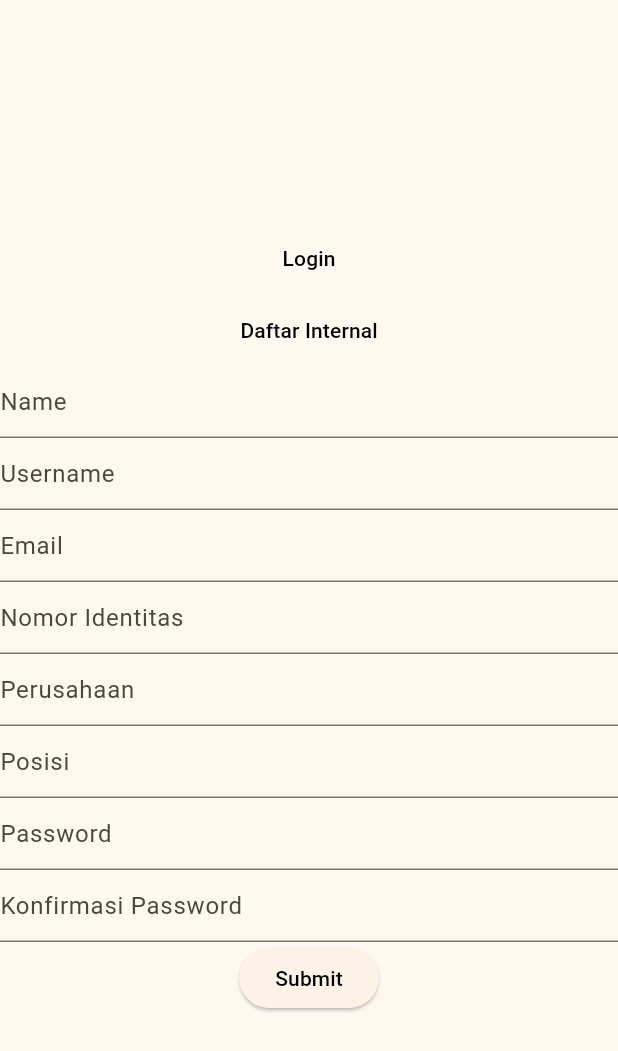
After one commit to rian1504/ParkQuest-Parkir-Gamifikasi, a Flutter app: the DaftarEksternal screen opened by its route, after a tap on "Submit", on a phone screen of 412 x 824 dp. The commit adds this screen. Shown: the top 1051 px of the screen. Run offline on Flutter 3.47's test engine with Material 3 defaults, Android fonts, the light colour scheme and no system bars; our stand-ins replace get, get_storage; accounts and stored records are empty; network calls fail.

Commit message:
Feat: Autentikasi Register dan Login Menyelesaikan fitur Login dan Register untuk Internal dan Eksternal

```diff
--- a/lib/Controllers/authentication.dart
+++ b/lib/Controllers/authentication.dart
@@ -5,21 +5,22 @@ import 'package:get/get.dart';
 import 'package:get_storage/get_storage.dart';
 import 'package:http/http.dart' as http;
 import 'package:parkquest_parkir_gamifikasi/constants.dart';
-import 'package:parkquest_parkir_gamifikasi/views/dashboard.dart';
-import 'package:parkquest_parkir_gamifikasi/views/login.dart';
 
 class AuthenticationController extends GetxController {
   final isLoading = false.obs;
   final token = ''.obs;
   final box = GetStorage();
 
-  Future register({
+  Future registerEksternal({
     required String roleId,
     required String name,
     required String username,
     required String email,
     required String password,
     required String passwordConfirmation,
+    required String identityNumber,
+    required String company,
+    required String position,
   }) async {
     try {
       isLoading.value = true;
@@ -28,6 +29,9 @@ class AuthenticationController extends GetxController {
         'name': name,
         'username': username,
         'email': email,
+        'identity_number': identityNumber,
+        'company': company,
+        'position': position,
         'password': password,
         'password_confirmation': passwordConfirmation,
       };
@@ -43,12 +47,63 @@ class AuthenticationController extends GetxController {
         token.value = json.decode(response.body)['token'];
         box.write('token', token.value);
         Get.offAllNamed('/login');
+        debugPrint(json.decode(response.body).toString());
       } else {
         isLoading.value = false;
         Get.snackbar(
           'Error',
           json.decode(response.body)['message'],
-          snackPosition: SnackPosition.TOP,
+          snackPosition: SnackPosition.BOTTOM,
+          backgroundColor: Colors.red,
+          colorText: Colors.white,
+        );
+        debugPrint(json.decode(response.body).toString());
+      }
+    } catch (e) {
+      isLoading.value = false;
+      debugPrint(e.toString());
+    }
+  }
+
+  Future registerInternal({
+    required String roleId,
+    required String name,
+    required String username,
+    required String email,
+    required String password,
+    required String passwordConfirmation,
+    required String identityNumber,
+  }) async {
+    try {
+      isLoading.value = true;
+      var data = {
+        'role_id': roleId,
+        'name': name,
+        'username': username,
+        'email': email,
+        'identity_number': identityNumber,
+        'password': password,
+        'password_confirmation': passwordConfirmation,
+      };
+
+      var response = await http.post(
+        Uri.parse('${url}register'),
+        headers: headers,
+        body: data,
+      );
+
+      if (response.statusCode == 201) {
+        isLoading.value = false;
+        token.value = json.decode(response.body)['token'];
+        box.write('token', token.value);
+        Get.offAllNamed('/login');
+        debugPrint(json.decode(response.body).toString());
+      } else {
+        isLoading.value = false;
+        Get.snackbar(
+          'Error',
+          json.decode(response.body)['message'],
+          snackPosition: SnackPosition.BOTTOM,
           backgroundColor: Colors.red,
           colorText: Colors.white,
         );
@@ -84,12 +139,13 @@ class AuthenticationController extends GetxController {
         token.value = json.decode(response.body)['token'];
         box.write('token', token.value);
         Get.offAllNamed('/dashboard');
+        debugPrint(json.decode(response.body).toString());
       } else {
         isLoading.value = false;
         Get.snackbar(
           'Error',
           json.decode(response.body)['message'],
-          snackPosition: SnackPosition.TOP,
+          snackPosition: SnackPosition.BOTTOM,
           backgroundColor: Colors.red,
           colorText: Colors.white,
         );
--- a/lib/main.dart
+++ b/lib/main.dart
@@ -1,6 +1,7 @@
 import 'package:flutter/material.dart';
 import 'package:get/get.dart';
-import 'package:parkquest_parkir_gamifikasi/views/daftar.dart';
+import 'package:parkquest_parkir_gamifikasi/views/daftar_eksternal.dart';
+import 'package:parkquest_parkir_gamifikasi/views/daftar_internal.dart';
 import 'package:parkquest_parkir_gamifikasi/views/dashboard.dart';
 import 'package:parkquest_parkir_gamifikasi/views/halaman_awal.dart';
 import 'package:parkquest_parkir_gamifikasi/views/login.dart';
@@ -27,7 +28,8 @@ class MyApp extends StatelessWidget {
       home: HalamanAwal(),
       routes: {
         '/login': (context) => Login(),
-        '/daftar': (context) => Daftar(),
+        '/daftarEksternal': (context) => DaftarEksternal(),
+        '/daftarInternal': (context) => DaftarInternal(),
         '/dashboard': (context) => Dashboard(),
         '/survey': (context) => Survey(),
       },
--- /dev/null
+++ b/lib/views/daftar_eksternal.dart
@@ -0,0 +1,135 @@
+import 'package:flutter/material.dart';
+import 'package:get/get.dart';
+import 'package:parkquest_parkir_gamifikasi/Controllers/authentication.dart';
+
+class DaftarEksternal extends StatefulWidget {
+  const DaftarEksternal({super.key});
+
+  @override
+  State<DaftarEksternal> createState() => _DaftarEksternalState();
+}
+
+class _DaftarEksternalState extends State<DaftarEksternal> {
+  final _formKey = GlobalKey<FormState>();
+  final _roleId = TextEditingController(text: '2');
+  final _name = TextEditingController();
+  final _username = TextEditingController();
+  final _email = TextEditingController();
+  final _identityNumber = TextEditingController();
+  final _company = TextEditingController();
+  final _position = TextEditingController();
+  final _password = TextEditingController();
+  final _passwordConfirmation = TextEditingController();
+  final _authenticationController = Get.put(AuthenticationController());
+
+  @override
+  Widget build(BuildContext context) {
+    return Scaffold(
+      body: Center(
+        child: Column(
+          mainAxisAlignment: MainAxisAlignment.center,
+          children: [
+            TextButton(
+              onPressed: () {
+                Navigator.pushNamed(context, '/login');
+              },
+              child: Text('Login'),
+            ),
+            TextButton(
+              onPressed: () {
+                Navigator.pushNamed(context, '/daftarInternal');
+              },
+              child: Text('Daftar Internal'),
+            ),
+            Form(
+              key: _formKey,
+              child: Column(
+                mainAxisAlignment: MainAxisAlignment.center,
+                children: [
+                  TextFormField(
+                    controller: _name,
+                    obscureText: false,
+                    decoration: InputDecoration(
+                      hintText: 'Name',
+                    ),
+                  ),
+                  TextFormField(
+                    controller: _username,
+                    obscureText: false,
+                    decoration: InputDecoration(
+                      hintText: 'Username',
+                    ),
+                  ),
+                  TextFormField(
+                    controller: _email,
+                    obscureText: false,
+                    decoration: InputDecoration(
+                      hintText: 'Email',
+                    ),
+                  ),
+                  TextFormField(
+                    controller: _identityNumber,
+                    obscureText: false,
+                    decoration: InputDecoration(
+                      hintText: 'Nomor Identitas',
+                    ),
+                  ),
+                  TextFormField(
+                    controller: _company,
+                    obscureText: false,
+                    decoration: InputDecoration(
+                      hintText: 'Perusahaan',
+                    ),
+                  ),
+                  TextFormField(
+                    controller: _position,
+                    obscureText: false,
+                    decoration: InputDecoration(
+                      hintText: 'Posisi',
+                    ),
+                  ),
+                  TextFormField(
+                    controller: _password,
+                    obscureText: true,
+                    obscuringCharacter: '*',
+                    decoration: InputDecoration(
+                      hintText: 'Password',
+                    ),
+                  ),
+                  TextFormField(
+                    controller: _passwordConfirmation,
+                    obscureText: true,
+                    obscuringCharacter: '*',
+                    decoration: InputDecoration(
+                      hintText: 'Konfirmasi Password',
+                    ),
+                  ),
+                  ElevatedButton(
+                    onPressed: () async {
+                      await _authenticationController.registerEksternal(
+                        roleId: _roleId.text,
+                        name: _name.text,
+                        username: _username.text,
+                        email: _email.text,
+                        identityNumber: _identityNumber.text,
+                        company: _company.text,
+                        position: _position.text,
+                        password: _password.text,
+                        passwordConfirmation: _passwordConfirmation.text,
+                      );
+                    },
+                    child: Obx(() {
+                      return _authenticationController.isLoading.value
+                          ? CircularProgressIndicator()
+                          : Text('Submit');
+                    }),
+                  ),
+                ],
+              ),
+            ),
+          ],
+        ),
+      ),
+    );
+  }
+}
--- a/lib/views/halaman_awal.dart
+++ b/lib/views/halaman_awal.dart
@@ -17,9 +17,15 @@ class _HalamanAwalState extends State<HalamanAwal> {
           children: [
             TextButton(
               onPressed: () {
-                Navigator.pushNamed(context, '/daftar');
+                Navigator.pushNamed(context, '/daftarEksternal');
               },
-              child: Text('Daftar'),
+              child: Text('Daftar Eksternal'),
+            ),
+            TextButton(
+              onPressed: () {
+                Navigator.pushNamed(context, '/daftarInternal');
+              },
+              child: Text('Daftar Internal'),
             ),
             TextButton(
               onPressed: () {
--- a/lib/views/login.dart
+++ b/lib/views/login.dart
@@ -20,9 +20,15 @@ class Login extends StatelessWidget {
           children: [
             TextButton(
               onPressed: () {
-                Navigator.pushNamed(context, '/daftar');
+                Navigator.pushNamed(context, '/daftarEksternal');
               },
-              child: Text('Daftar'),
+              child: Text('Daftar Eksternal'),
+            ),
+            TextButton(
+              onPressed: () {
+                Navigator.pushNamed(context, '/daftarInternal');
+              },
+              child: Text('Daftar Internal'),
             ),
             Form(
               key: _formKey,
```
Also changed, not shown: lib/views/daftar_internal.dart (renamed from lib/views/daftar.dart, +20 -5 lines).
